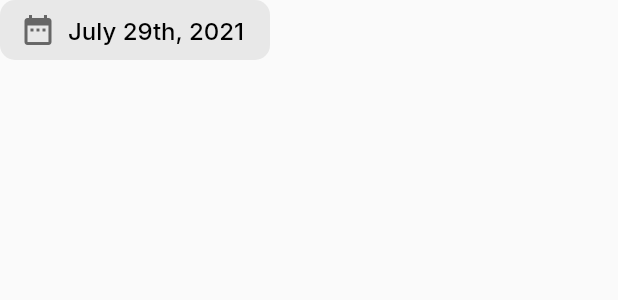
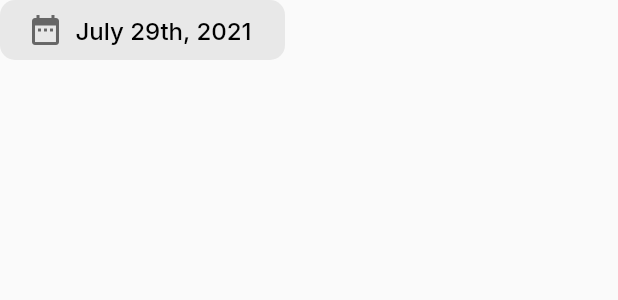
Before and after one commit to JaschaS/standapp, a Flutter app: the _DateButton widget shown alone on an empty page, opened directly, on a phone screen of 412 x 824 dp. Shown: the top 300 px of the screen. Run offline on Flutter 3.47's test engine with Material 2 defaults, Android fonts, the phone set to English and light mode, and no system bars; our stand-ins replace firebase_auth, firebase_core, google_fonts, shimmer; accounts and stored records are empty; network calls fail.

Commit message:
increase width of date button

```diff
--- a/lib/standapp/widgets/host_screen/avatar_tile_widget.dart
+++ b/lib/standapp/widgets/host_screen/avatar_tile_widget.dart
@@ -75,7 +75,7 @@ class AvatarTile extends StatelessWidget {
                 height: 180,
               ),
               Container(
-                width: 475,
+                width: 495,
                 height: 69,
                 child: Column(
                   mainAxisAlignment: MainAxisAlignment.start,
@@ -140,7 +140,7 @@ class _DateButton extends StatelessWidget {
   @override
   Widget build(final BuildContext context) {
     return SizedBox(
-      width: 180,
+      width: 190,
       height: 40,
       child: ElevatedButton.icon(
         style: ButtonStyle(
```
